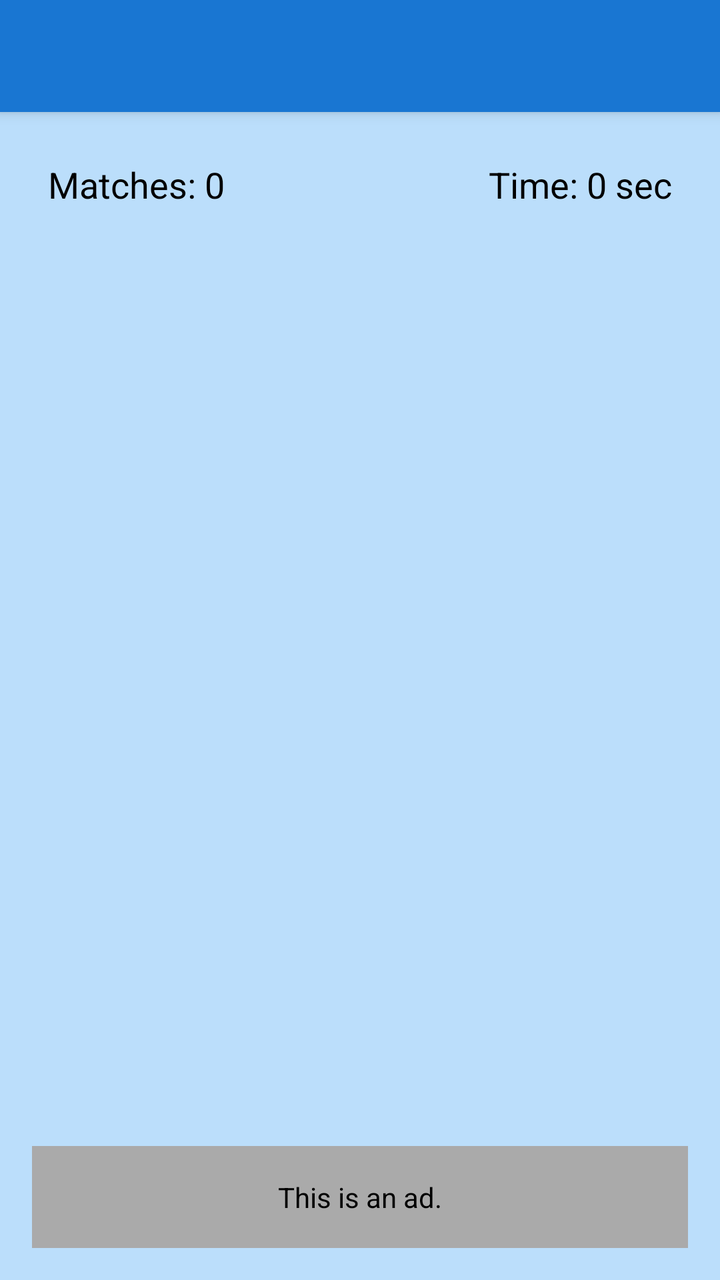
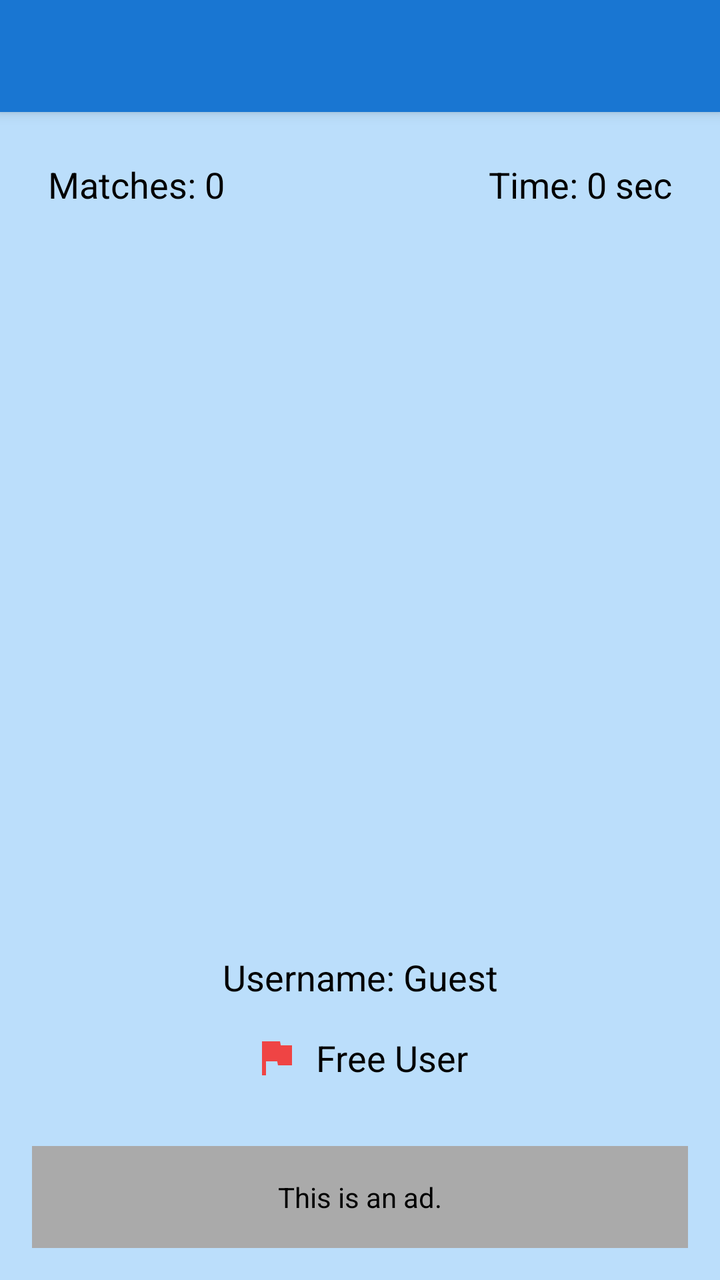

Before-and-after screenshots of an Android layout around one commit, followed by the original layout XML and the change that was made.
<!-- AndroidManifest.xml: application theme Theme.AppTheme -->
<!-- res/layout/activity_play.xml -->
<?xml version="1.0" encoding="utf-8"?>
<androidx.coordinatorlayout.widget.CoordinatorLayout
    xmlns:android="http://schemas.android.com/apk/res/android"
    xmlns:app="http://schemas.android.com/apk/res-auto"
    android:layout_width="match_parent"
    android:layout_height="match_parent"
    android:background="@color/blue_100">

    
    <com.google.android.material.appbar.AppBarLayout
        android:layout_width="match_parent"
        android:layout_height="wrap_content"
        android:theme="@style/ThemeOverlay.MaterialComponents.ActionBar">

        <androidx.appcompat.widget.Toolbar
            android:id="@+id/toolbar"
            android:layout_width="match_parent"
            android:layout_height="?attr/actionBarSize"
            android:background="@color/blue_700"
            android:title="Memory Game"
            android:titleTextColor="@android:color/white"
            app:popupTheme="@style/ThemeOverlay.MaterialComponents.Light" />
    </com.google.android.material.appbar.AppBarLayout>

    
    <LinearLayout
        android:layout_width="match_parent"
        android:layout_height="match_parent"
        android:orientation="vertical"
        android:layout_marginTop="?attr/actionBarSize"
        android:padding="16dp">

        
        <LinearLayout
            android:layout_width="match_parent"
            android:layout_height="wrap_content"
            android:orientation="horizontal"
            android:padding="8dp">

            <TextView
                android:id="@+id/matchesTextView"
                android:layout_width="0dp"
                android:layout_height="wrap_content"
                android:text="Matches: 0"
                android:layout_weight="1"
                android:textSize="18sp"
                android:textColor="@android:color/black" />

            <TextView
                android:id="@+id/timerTextView"
                android:layout_width="wrap_content"
                android:layout_height="wrap_content"
                android:text="Time: 0 sec"
                android:textSize="18sp"
                android:textColor="@android:color/black" />
        </LinearLayout>

        
        <androidx.recyclerview.widget.RecyclerView
            android:id="@+id/recyclerView"
            android:layout_width="match_parent"
            android:layout_height="0dp"
            android:layout_weight="1"
            android:padding="8dp" />

        
        <TextView
            android:id="@+id/adTextView"
            android:layout_width="match_parent"
            android:layout_height="wrap_content"
            android:gravity="center"
            android:padding="16dp"
            android:text="This is an ad."
            android:textColor="@android:color/black"
            android:background="@android:color/darker_gray"
            android:visibility="visible" />
    </LinearLayout>
</androidx.coordinatorlayout.widget.CoordinatorLayout>
<!-- resources referenced by this layout -->
<resources>
  <color name="blue_100">#BBDEFB</color>
  <color name="blue_700">#1976D2</color>
  <style name="Theme.AppTheme" parent="Theme.MaterialComponents.DayNight.NoActionBar">
          
          <item name="colorPrimary">@color/blue_700</item>
          <item name="colorPrimaryVariant">@color/blue_100</item>
          <item name="colorOnPrimary">@android:color/white</item>
          <item name="colorSecondary">@color/blue_700</item>
      </style>
</resources>

<!-- the commit's change to res/layout/activity_play.xml (unified diff, before → after) -->
@@ -63,6 +63,51 @@
             android:layout_weight="1"
             android:padding="8dp" />
 
+        <TextView
+            android:id="@+id/usernameTextView"
+            android:layout_width="match_parent"
+            android:layout_height="wrap_content"
+            android:layout_margin="8dp"
+            android:text="Username: Guest"
+            android:textSize="18sp"
+            android:textColor="@android:color/black"
+            android:gravity="center"
+            android:layout_marginBottom="32dp" />
+
+        <LinearLayout
+            android:layout_width="match_parent"
+            android:layout_height="wrap_content"
+            android:orientation="horizontal"
+            android:gravity="center"
+            android:layout_marginTop="8dp"
+            android:layout_marginBottom="32dp">
+
+            <ImageView
+                android:id="@+id/userStatusIcon"
+                android:layout_width="24dp"
+                android:layout_height="24dp"
+                android:layout_marginEnd="8dp"
+                android:src="@drawable/ic_free"
+                android:contentDescription="User status icon" />
+
+            <TextView
+                android:id="@+id/userStatusTextView"
+                android:layout_width="wrap_content"
+                android:layout_height="wrap_content"
+                android:text="Free User"
+                android:textSize="18sp"
+                android:textColor="@android:color/black" />
+        </LinearLayout>
+
+        <Button
+            android:id="@+id/purchasePremiumButton"
+            android:layout_width="wrap_content"
+            android:layout_height="wrap_content"
+            android:text="Purchase Premium"
+            android:layout_gravity="center"
+            android:visibility="gone"
+            android:layout_marginBottom="32dp" />
+
         
         <TextView
             android:id="@+id/adTextView"
<!-- resource entries referenced after the edit -->
@@ -2,6 +2,16 @@
 <resources>
   <color name="blue_100">#BBDEFB</color>
   <color name="blue_700">#1976D2</color>
+  <!-- drawable ic_free (drawable) -->
+  <vector xmlns:android="http://schemas.android.com/apk/res/android"
+      android:width="24dp"
+      android:height="24dp"
+      android:viewportWidth="24"
+      android:viewportHeight="24">
+    <path
+        android:pathData="M14.4,6L14,4H5v17h2v-7h5.6l0.4,2h7V6z"
+        android:fillColor="#ef4444"/>
+  </vector>
   <style name="Theme.AppTheme" parent="Theme.MaterialComponents.DayNight.NoActionBar">
           
           <item name="colorPrimary">@color/blue_700</item>
